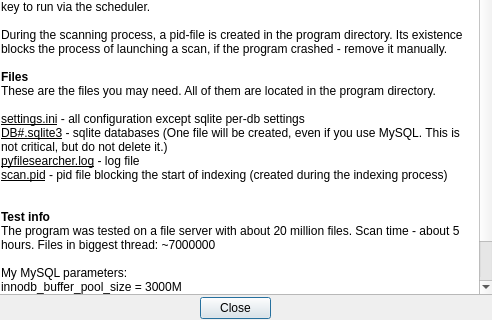
Old version of the form ui_files/manual.ui in the repository qiwichupa/pyFileSearcher; both pictures show x 0 to 492 and y 144 to 464 of the 492 by 464 pixel window.
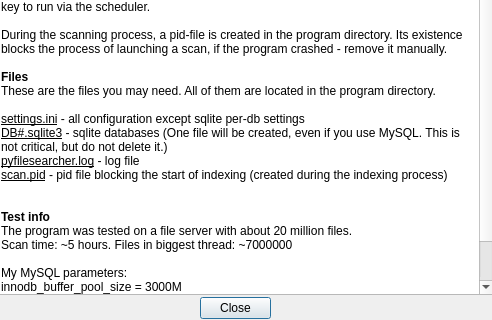
New version of the form. Icons and pictures are not drawn.

```diff
--- a/ui_files/manual.ui
+++ b/ui_files/manual.ui
@@ -78,21 +78,22 @@
 &lt;p style=&quot;-qt-paragraph-type:empty; margin-top:0px; margin-bottom:0px; margin-left:0px; margin-right:0px; -qt-block-indent:0; text-indent:0px;&quot;&gt;&lt;br /&gt;&lt;/p&gt;
 &lt;p style=&quot; margin-top:0px; margin-bottom:0px; margin-left:0px; margin-right:0px; -qt-block-indent:0; text-indent:0px;&quot;&gt;To store the index, you can use instances of the internal database (sqlite), or an external database (MySQL). I recommend using an external database if the number of your files exceeds several hundred thousand.&lt;/p&gt;
 &lt;p style=&quot;-qt-paragraph-type:empty; margin-top:0px; margin-bottom:0px; margin-left:0px; margin-right:0px; -qt-block-indent:0; text-indent:0px;&quot;&gt;&lt;br /&gt;&lt;/p&gt;
-&lt;p style=&quot; margin-top:0px; margin-bottom:0px; margin-left:0px; margin-right:0px; -qt-block-indent:0; text-indent:0px;&quot;&gt;&lt;span style=&quot; font-family:'DejaVu Sans Mono'; color:#000000; background-color:#ffffff;&quot;&gt;After you have set up simple indexing parameters (target directories, and white or black lists of extensions in the case of using sqlite), you can run the program with the &amp;quot;--scan&amp;quot; parameter to automatically start indexing, after which the program will be closed. Use this key to run via the scheduler.&lt;/span&gt;&lt;/p&gt;
+&lt;p style=&quot; margin-top:0px; margin-bottom:0px; margin-left:0px; margin-right:0px; -qt-block-indent:0; text-indent:0px;&quot;&gt;&lt;span style=&quot; color:#000000; background-color:#ffffff;&quot;&gt;After you have set up simple indexing parameters (target directories, and white or black lists of extensions in the case of using sqlite), you can run the program with the &amp;quot;--scan&amp;quot; parameter to automatically start indexing, after which the program will be closed. Use this key to run via the scheduler.&lt;/span&gt;&lt;/p&gt;
 &lt;p style=&quot;-qt-paragraph-type:empty; margin-top:0px; margin-bottom:0px; margin-left:0px; margin-right:0px; -qt-block-indent:0; text-indent:0px;&quot;&gt;&lt;br /&gt;&lt;/p&gt;
-&lt;p style=&quot; margin-top:0px; margin-bottom:0px; margin-left:0px; margin-right:0px; -qt-block-indent:0; text-indent:0px;&quot;&gt;&lt;span style=&quot; font-family:'DejaVu Sans Mono'; color:#000000; background-color:#ffffff;&quot;&gt;During the scanning process, a pid-file is created in the program directory. Its existence blocks the process of launching a scan, if the program crashed - remove it manually.&lt;/span&gt;&lt;span style=&quot; font-family:'DejaVu Sans Mono'; color:#000000;&quot;&gt;&lt;br /&gt;&lt;/span&gt;&lt;/p&gt;
-&lt;p style=&quot; margin-top:0px; margin-bottom:0px; margin-left:0px; margin-right:0px; -qt-block-indent:0; text-indent:0px;&quot;&gt;&lt;span style=&quot; font-family:'DejaVu Sans Mono'; font-weight:600; color:#000000;&quot;&gt;Files&lt;/span&gt;&lt;/p&gt;
+&lt;p style=&quot; margin-top:0px; margin-bottom:0px; margin-left:0px; margin-right:0px; -qt-block-indent:0; text-indent:0px;&quot;&gt;&lt;span style=&quot; color:#000000; background-color:#ffffff;&quot;&gt;During the scanning process, a pid-file is created in the program directory. Its existence blocks the process of launching a scan, if the program crashed - remove it manually.&lt;/span&gt;&lt;span style=&quot; color:#000000;&quot;&gt;&lt;br /&gt;&lt;/span&gt;&lt;/p&gt;
+&lt;p style=&quot; margin-top:0px; margin-bottom:0px; margin-left:0px; margin-right:0px; -qt-block-indent:0; text-indent:0px;&quot;&gt;&lt;span style=&quot; font-weight:600; color:#000000;&quot;&gt;Files&lt;/span&gt;&lt;/p&gt;
 &lt;p style=&quot; margin-top:0px; margin-bottom:0px; margin-left:0px; margin-right:0px; -qt-block-indent:0; text-indent:0px;&quot;&gt;These are the files you may need. All of them are located in the program directory.&lt;/p&gt;
 &lt;p style=&quot;-qt-paragraph-type:empty; margin-top:0px; margin-bottom:0px; margin-left:0px; margin-right:0px; -qt-block-indent:0; text-indent:0px;&quot;&gt;&lt;br /&gt;&lt;/p&gt;
-&lt;p style=&quot; margin-top:0px; margin-bottom:0px; margin-left:0px; margin-right:0px; -qt-block-indent:0; text-indent:0px;&quot;&gt;&lt;span style=&quot; font-family:'DejaVu Sans Mono'; text-decoration: underline; color:#000000;&quot;&gt;settings.ini&lt;/span&gt;&lt;span style=&quot; font-family:'DejaVu Sans Mono'; color:#000000;&quot;&gt; - all configuration except sqlite per-db settings&lt;/span&gt;&lt;/p&gt;
-&lt;p style=&quot; margin-top:0px; margin-bottom:0px; margin-left:0px; margin-right:0px; -qt-block-indent:0; text-indent:0px;&quot;&gt;&lt;span style=&quot; font-family:'DejaVu Sans Mono'; text-decoration: underline; color:#000000;&quot;&gt;DB#.sqlite3&lt;/span&gt;&lt;span style=&quot; font-family:'DejaVu Sans Mono'; color:#000000;&quot;&gt; - sqlite databases (One file will be created, even if you use MySQL. This is not critical, but do not delete it.)&lt;/span&gt;&lt;/p&gt;
-&lt;p style=&quot; margin-top:0px; margin-bottom:0px; margin-left:0px; margin-right:0px; -qt-block-indent:0; text-indent:0px;&quot;&gt;&lt;span style=&quot; font-family:'DejaVu Sans Mono'; text-decoration: underline; color:#000000;&quot;&gt;pyfilesearcher.log&lt;/span&gt;&lt;span style=&quot; font-family:'DejaVu Sans Mono'; color:#000000;&quot;&gt; - log file&lt;/span&gt;&lt;/p&gt;
-&lt;p style=&quot; margin-top:0px; margin-bottom:0px; margin-left:0px; margin-right:0px; -qt-block-indent:0; text-indent:0px;&quot;&gt;&lt;span style=&quot; font-family:'DejaVu Sans Mono'; text-decoration: underline; color:#000000;&quot;&gt;scan.pid&lt;/span&gt;&lt;span style=&quot; font-family:'DejaVu Sans Mono'; color:#000000;&quot;&gt; - pid file blocking the start of indexing (created during the indexing process)&lt;/span&gt;&lt;/p&gt;
-&lt;p style=&quot;-qt-paragraph-type:empty; margin-top:0px; margin-bottom:0px; margin-left:0px; margin-right:0px; -qt-block-indent:0; text-indent:0px; font-family:'DejaVu Sans Mono'; color:#000000;&quot;&gt;&lt;br /&gt;&lt;/p&gt;
-&lt;p style=&quot;-qt-paragraph-type:empty; margin-top:0px; margin-bottom:0px; margin-left:0px; margin-right:0px; -qt-block-indent:0; text-indent:0px; font-family:'DejaVu Sans Mono'; color:#000000;&quot;&gt;&lt;br /&gt;&lt;/p&gt;
-&lt;p style=&quot; margin-top:0px; margin-bottom:0px; margin-left:0px; margin-right:0px; -qt-block-indent:0; text-indent:0px;&quot;&gt;&lt;span style=&quot; font-family:'DejaVu Sans Mono'; font-weight:600; color:#000000;&quot;&gt;Test info&lt;/span&gt;&lt;/p&gt;
-&lt;p style=&quot; margin-top:0px; margin-bottom:0px; margin-left:0px; margin-right:0px; -qt-block-indent:0; text-indent:0px;&quot;&gt;&lt;span style=&quot; font-family:'DejaVu Sans Mono'; color:#000000; background-color:#ffffff;&quot;&gt;The program was tested on a file server with about 20 million files. Scan time - about 5 hours. Files in biggest thread: ~7000000 &lt;/span&gt;&lt;span style=&quot; font-family:'DejaVu Sans Mono'; color:#000000;&quot;&gt;&lt;br /&gt;&lt;/span&gt;&lt;/p&gt;
-&lt;p style=&quot; margin-top:0px; margin-bottom:0px; margin-left:0px; margin-right:0px; -qt-block-indent:0; text-indent:0px;&quot;&gt;&lt;span style=&quot; font-family:'DejaVu Sans Mono'; color:#000000; background-color:#ffffff;&quot;&gt;My MySQL parameters:&lt;/span&gt;&lt;span style=&quot; font-family:'DejaVu Sans Mono'; color:#000000;&quot;&gt;&lt;br /&gt;&lt;/span&gt;innodb_buffer_pool_size = 3000M&lt;/p&gt;
+&lt;p style=&quot; margin-top:0px; margin-bottom:0px; margin-left:0px; margin-right:0px; -qt-block-indent:0; text-indent:0px;&quot;&gt;&lt;span style=&quot; text-decoration: underline; color:#000000;&quot;&gt;settings.ini&lt;/span&gt;&lt;span style=&quot; color:#000000;&quot;&gt; - all configuration except sqlite per-db settings&lt;/span&gt;&lt;/p&gt;
+&lt;p style=&quot; margin-top:0px; margin-bottom:0px; margin-left:0px; margin-right:0px; -qt-block-indent:0; text-indent:0px;&quot;&gt;&lt;span style=&quot; text-decoration: underline; color:#000000;&quot;&gt;DB#.sqlite3&lt;/span&gt;&lt;span style=&quot; color:#000000;&quot;&gt; - sqlite databases (One file will be created, even if you use MySQL. This is not critical, but do not delete it.)&lt;/span&gt;&lt;/p&gt;
+&lt;p style=&quot; margin-top:0px; margin-bottom:0px; margin-left:0px; margin-right:0px; -qt-block-indent:0; text-indent:0px;&quot;&gt;&lt;span style=&quot; text-decoration: underline; color:#000000;&quot;&gt;pyfilesearcher.log&lt;/span&gt;&lt;span style=&quot; color:#000000;&quot;&gt; - log file&lt;/span&gt;&lt;/p&gt;
+&lt;p style=&quot; margin-top:0px; margin-bottom:0px; margin-left:0px; margin-right:0px; -qt-block-indent:0; text-indent:0px;&quot;&gt;&lt;span style=&quot; text-decoration: underline; color:#000000;&quot;&gt;scan.pid&lt;/span&gt;&lt;span style=&quot; color:#000000;&quot;&gt; - pid file blocking the start of indexing (created during the indexing process)&lt;/span&gt;&lt;/p&gt;
+&lt;p style=&quot;-qt-paragraph-type:empty; margin-top:0px; margin-bottom:0px; margin-left:0px; margin-right:0px; -qt-block-indent:0; text-indent:0px; color:#000000;&quot;&gt;&lt;br /&gt;&lt;/p&gt;
+&lt;p style=&quot;-qt-paragraph-type:empty; margin-top:0px; margin-bottom:0px; margin-left:0px; margin-right:0px; -qt-block-indent:0; text-indent:0px; color:#000000;&quot;&gt;&lt;br /&gt;&lt;/p&gt;
+&lt;p style=&quot; margin-top:0px; margin-bottom:0px; margin-left:0px; margin-right:0px; -qt-block-indent:0; text-indent:0px;&quot;&gt;&lt;span style=&quot; font-weight:600; color:#000000;&quot;&gt;Test info&lt;/span&gt;&lt;/p&gt;
+&lt;p style=&quot; margin-top:0px; margin-bottom:0px; margin-left:0px; margin-right:0px; -qt-block-indent:0; text-indent:0px;&quot;&gt;&lt;span style=&quot; color:#000000; background-color:#ffffff;&quot;&gt;The program was tested on a file server with about 20 million files. &lt;/span&gt;&lt;/p&gt;
+&lt;p style=&quot; margin-top:0px; margin-bottom:0px; margin-left:0px; margin-right:0px; -qt-block-indent:0; text-indent:0px;&quot;&gt;&lt;span style=&quot; color:#000000; background-color:#ffffff;&quot;&gt;Scan time: ~5 hours. Files in biggest thread: ~7000000 &lt;/span&gt;&lt;span style=&quot; color:#000000;&quot;&gt;&lt;br /&gt;&lt;/span&gt;&lt;/p&gt;
+&lt;p style=&quot; margin-top:0px; margin-bottom:0px; margin-left:0px; margin-right:0px; -qt-block-indent:0; text-indent:0px;&quot;&gt;&lt;span style=&quot; color:#000000; background-color:#ffffff;&quot;&gt;My MySQL parameters:&lt;/span&gt;&lt;span style=&quot; color:#000000;&quot;&gt;&lt;br /&gt;&lt;/span&gt;innodb_buffer_pool_size = 3000M&lt;/p&gt;
 &lt;p style=&quot; margin-top:0px; margin-bottom:0px; margin-left:0px; margin-right:0px; -qt-block-indent:0; text-indent:0px;&quot;&gt;innodb_log_file_size = 128M&lt;/p&gt;
 &lt;p style=&quot; margin-top:0px; margin-bottom:0px; margin-left:0px; margin-right:0px; -qt-block-indent:0; text-indent:0px;&quot;&gt;innodb_log_buffer_size = 4M&lt;/p&gt;
 &lt;p style=&quot; margin-top:0px; margin-bottom:0px; margin-left:0px; margin-right:0px; -qt-block-indent:0; text-indent:0px;&quot;&gt;innodb_flush_method = O_DIRECT&lt;/p&gt;&lt;/body&gt;&lt;/html&gt;</string>
```
